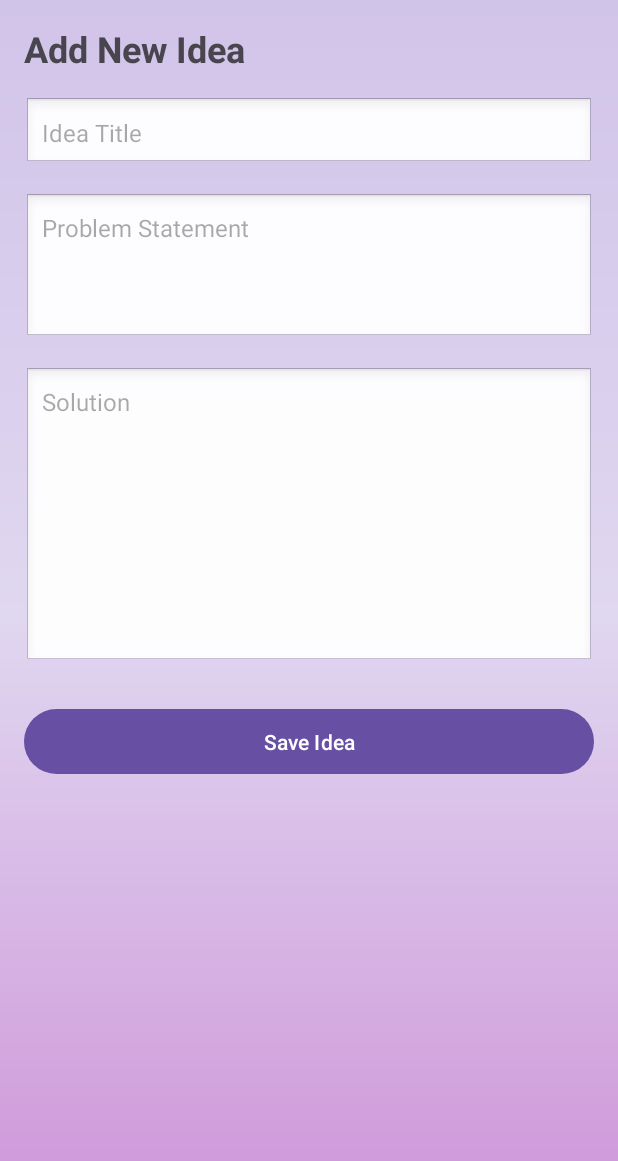
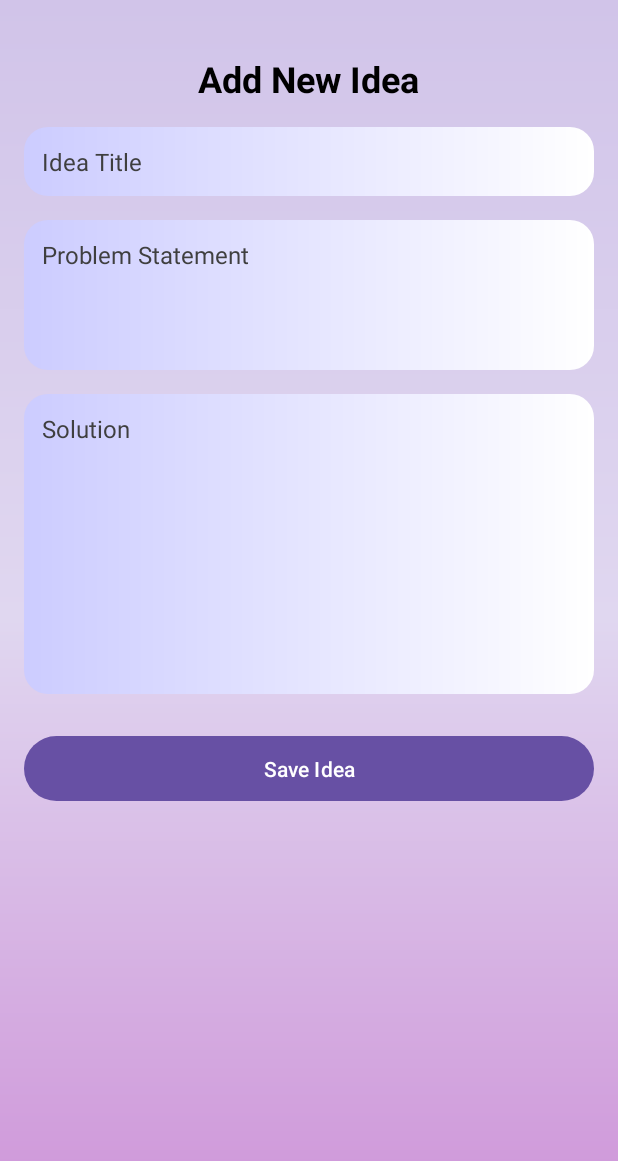
Before and after one commit to Vedantsd/ThoughtSnip, an Android app: the ActivityAddIdea screen opened directly, with no data from a screen before it, on a phone screen of 412 x 824 dp. Shown: the top 1161 px of the screen. Run offline under Robolectric (Android 15) with nearby library versions, the phone set to English and light mode, and no system bars.

Commit message:
Enhanced UI and added more colors

```diff
--- a/ThoughtSnip/app/src/main/res/drawable/item_bg.xml
+++ b/ThoughtSnip/app/src/main/res/drawable/item_bg.xml
@@ -1,5 +1,8 @@
 <?xml version="1.0" encoding="utf-8"?>
 <shape xmlns:android="http://schemas.android.com/apk/res/android">
-    <solid android:color="#FFFFFF"/>
+    <gradient
+        android:startColor="@color/lightpurple"
+        android:endColor="@color/midpurple"
+        android:angle="180"/>
     <corners android:radius="16dp"/>
 </shape>
--- /dev/null
+++ b/ThoughtSnip/app/src/main/res/drawable/roundcorner.xml
@@ -0,0 +1,9 @@
+<?xml version="1.0" encoding="utf-8"?>
+<shape xmlns:android="http://schemas.android.com/apk/res/android"
+    android:shape="rectangle">
+    <gradient
+        android:startColor="@color/lightpurple"
+        android:endColor="@color/white"
+        android:angle="0"/>
+    <corners android:radius="16dp"/>
+</shape>
--- a/ThoughtSnip/app/src/main/res/layout/activity_add_idea.xml
+++ b/ThoughtSnip/app/src/main/res/layout/activity_add_idea.xml
@@ -1,22 +1,31 @@
 <?xml version="1.0" encoding="utf-8"?>
-<ScrollView xmlns:android="http://schemas.android.com/apk/res/android"
+<LinearLayout xmlns:android="http://schemas.android.com/apk/res/android"
     xmlns:app="http://schemas.android.com/apk/res-auto"
     xmlns:tools="http://schemas.android.com/tools"
     android:layout_width="match_parent"
     android:layout_height="match_parent"
+    android:orientation="vertical"
     tools:context=".ActivityAddIdea"
     android:background="@drawable/gradient_bg"
     android:padding="16dp">
 
+    <ScrollView
+        android:layout_width="match_parent"
+        android:layout_height="match_parent"
+        android:layout_marginTop="10dp">
+
         <LinearLayout
             android:layout_width="match_parent"
             android:layout_height="wrap_content"
-        android:orientation="vertical">
+            android:orientation="vertical"
+            android:layout_marginTop="10dp">
 
             <TextView
                 android:layout_width="wrap_content"
                 android:layout_height="wrap_content"
                 android:text="Add New Idea"
+                android:textColor="@color/black"
+                android:layout_gravity="center_horizontal"
                 android:textSize="24sp"
                 android:textStyle="bold"
                 android:paddingBottom="16dp" />
@@ -26,8 +35,10 @@
                 android:layout_width="match_parent"
                 android:layout_height="wrap_content"
                 android:hint="Idea Title"
+                android:textColorHint="@color/grey"
+                android:textColor="@color/black"
                 android:padding="12dp"
-            android:background="@android:drawable/edit_text"
+                android:background="@drawable/roundcorner"
                 android:textSize="16sp" />
 
             <EditText
@@ -35,9 +46,11 @@
                 android:layout_width="match_parent"
                 android:layout_height="100dp"
                 android:hint="Problem Statement"
+                android:textColorHint="@color/grey"
+                android:textColor="@color/black"
                 android:gravity="top|start"
                 android:padding="12dp"
-            android:background="@android:drawable/edit_text"
+                android:background="@drawable/roundcorner"
                 android:textSize="16sp"
                 android:layout_marginTop="16dp" />
 
@@ -46,10 +59,12 @@
                 android:layout_width="match_parent"
                 android:layout_height="200dp"
                 android:hint="Solution"
+                android:textColorHint="@color/grey"
+                android:textColor="@color/black"
                 android:gravity="top|start"
                 android:textSize="16sp"
                 android:padding="12dp"
-            android:background="@android:drawable/edit_text"
+                android:background="@drawable/roundcorner"
                 android:layout_marginTop="16dp" />
 
             <Button
@@ -61,3 +76,4 @@
                 android:padding="12dp" />
         </LinearLayout>
     </ScrollView>
+</LinearLayout>
--- a/ThoughtSnip/app/src/main/res/layout/activity_main.xml
+++ b/ThoughtSnip/app/src/main/res/layout/activity_main.xml
@@ -6,6 +6,7 @@
     android:layout_width="match_parent"
     android:layout_height="match_parent"
     android:background="@drawable/gradient_bg"
+    android:padding="3dp"
     tools:context=".MainActivity">
 
     <LinearLayout
@@ -14,7 +15,7 @@
         android:layout_height="wrap_content"
         android:orientation="horizontal"
         android:padding="16dp"
-        android:gravity="center_vertical">
+        android:gravity="center_vertical|center_horizontal">
 
         <ImageView
             android:layout_width="60dp"
--- a/ThoughtSnip/app/src/main/res/values/colors.xml
+++ b/ThoughtSnip/app/src/main/res/values/colors.xml
@@ -3,4 +3,11 @@
     <color name="black">#FF000000</color>
     <color name="white">#FFFFFFFF</color>
     <color name="darkpurple">#512DA8</color>
+    <color name="grey">#3F3F3F</color>
+    <color name="yellow">#FFD700</color>
+    <color name="lightpurple">#CCCCFF</color>
+    <color name="midpurple">#E0B0FF</color>
+    <color name="red">#FF0000</color>
+    <color name="green">#00FF00</color>
+    <color name="blue">#0000FF</color>
 </resources>
```
Also changed, not shown: ThoughtSnip/app/src/main/res/layout/activity_view_idea.xml (+14 -2 lines). Lines whose indentation alone changed are shown as unchanged.
